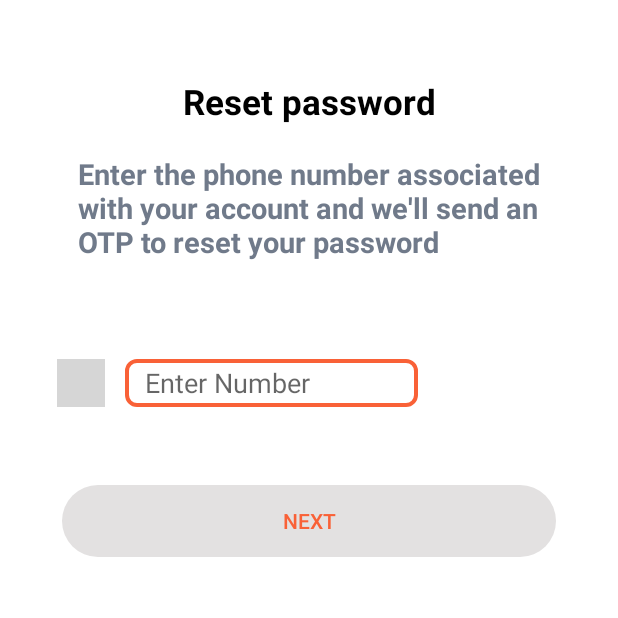
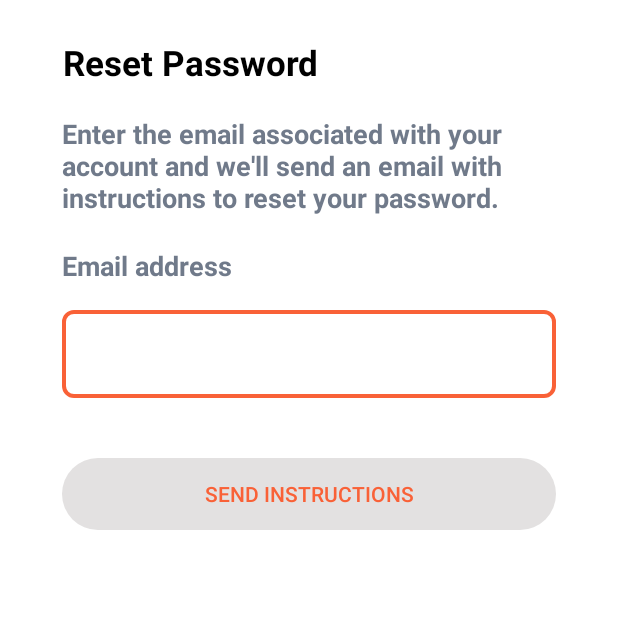
Before and after one commit to shero333/Locator360Uprock, an Android app: the EnterPasswordSignInActivity screen opened directly, with no data from a screen before it, after a tap on "Forget Password?", on a phone screen of 412 x 824 dp, the top half of it. Run offline under Robolectric (Android 15) with nearby library versions, the phone set to English and light mode, and no system bars; our stand-ins replace Firebase (no records; nobody signed in at launch, a user with empty details on screens opened directly), sdp/ssp sizes; plain views replace CountryCodePicker; grey boxes are pictures that could not be loaded.

Commit message:
working on email password reset module

```diff
--- a/app/src/main/java/com/hammad/findmyfamily/HomeScreen/FragmentLocation/LocationFragment.java
+++ b/app/src/main/java/com/hammad/findmyfamily/HomeScreen/FragmentLocation/LocationFragment.java
@@ -378,6 +378,7 @@ public class LocationFragment extends Fragment implements OnMapReadyCallback, Ci
     }
 
     private void toolbarSettings() {
+
         Toast.makeText(requireContext(), "Settings", Toast.LENGTH_SHORT).show();
     }
 
--- /dev/null
+++ b/app/src/main/java/com/hammad/findmyfamily/ResetPasswordEmailActivity.java
@@ -0,0 +1,122 @@
+package com.hammad.findmyfamily;
+
+import android.content.Intent;
+import android.os.Bundle;
+import android.text.Editable;
+import android.text.TextWatcher;
+import android.util.Log;
+import android.view.View;
+import android.widget.Toast;
+
+import androidx.annotation.NonNull;
+import androidx.appcompat.app.AppCompatActivity;
+
+import com.google.android.gms.tasks.OnFailureListener;
+import com.google.android.gms.tasks.OnSuccessListener;
+import com.google.firebase.auth.FirebaseAuth;
+import com.google.firebase.firestore.DocumentSnapshot;
+import com.google.firebase.firestore.FirebaseFirestore;
+import com.hammad.findmyfamily.Util.Commons;
+import com.hammad.findmyfamily.Util.Constants;
+import com.hammad.findmyfamily.databinding.ActivityResetPasswordEmailBinding;
+
+public class ResetPasswordEmailActivity extends AppCompatActivity {
+
+    private static final String TAG = "RESET_PASS_EMAIL";
+    private ActivityResetPasswordEmailBinding binding;
+
+    private String enteredEmail;
+
+    @Override
+    protected void onCreate(Bundle savedInstanceState) {
+        super.onCreate(savedInstanceState);
+
+        //initializing binding
+        binding = ActivityResetPasswordEmailBinding.inflate(getLayoutInflater());
+        View view = binding.getRoot();
+        setContentView(view);
+
+        //text watcher
+        binding.edtEmail.addTextChangedListener(emailTextWatcher);
+
+        //button click listener
+        binding.btnSendInstruction.setOnClickListener(v -> buttonClickListener());
+
+    }
+
+    private final TextWatcher emailTextWatcher = new TextWatcher() {
+
+        @Override
+        public void beforeTextChanged(CharSequence charSequence, int i, int i1, int i2) {}
+
+        @Override
+        public void onTextChanged(CharSequence charSequence, int i, int i1, int i2) {
+
+            enteredEmail = charSequence.toString();
+
+            //setting the helper text value to empty
+            binding.layoutEmail.setHelperText(" ");
+
+            //validating the email
+            if (Commons.validateEmailAddress(enteredEmail)) {
+
+                //enabling the button
+                binding.btnSendInstruction.setEnabled(true);
+                binding.btnSendInstruction.setBackgroundResource(R.drawable.orange_rounded_button);
+                binding.btnSendInstruction.setTextColor(getColor(R.color.white));
+            }
+            else {
+
+                //disable the button
+                binding.btnSendInstruction.setEnabled(false);
+                binding.btnSendInstruction.setBackgroundResource(R.drawable.disabled_round_button);
+                binding.btnSendInstruction.setTextColor(getColor(R.color.orange));
+            }
+
+        }
+
+        @Override
+        public void afterTextChanged(Editable editable) {
+        }
+
+    };
+
+    private void buttonClickListener() {
+
+        // checking if the entered email is registered or not
+
+        FirebaseFirestore.getInstance().collection(Constants.USERS_COLLECTION)
+                .document(enteredEmail)
+                .get()
+                .addOnSuccessListener(documentSnapshot -> {
+
+                    if(documentSnapshot.exists()) {
+
+                        //setting the helper text to empty
+                        binding.layoutEmail.setHelperText(" ");
+
+                        //sending the recovery email
+                        FirebaseAuth.getInstance().sendPasswordResetEmail(enteredEmail);
+
+                        //navigating to next activity
+                        startActivity(new Intent(this,CheckEmailActivity.class));
+
+                    }
+                    else if(!documentSnapshot.exists()) {
+
+                        //setting the helper text
+                        binding.layoutEmail.setHelperText("email does not exist");
+
+                        //toast message
+                        Toast.makeText(this, "Error! email does not exist", Toast.LENGTH_LONG).show();
+
+                    }
+
+                })
+                .addOnFailureListener(e -> {
+                    Log.e(TAG, "on failure: " + e.getMessage());
+                    Toast.makeText(this, "Error! Try again.", Toast.LENGTH_LONG).show();
+                });
+
+    }
+}
--- a/app/src/main/java/com/hammad/findmyfamily/SignIn/EnterPasswordSignInActivity.java
+++ b/app/src/main/java/com/hammad/findmyfamily/SignIn/EnterPasswordSignInActivity.java
@@ -11,6 +11,7 @@ import androidx.appcompat.app.AppCompatActivity;
 
 import com.hammad.findmyfamily.HomeScreen.HomeActivity;
 import com.hammad.findmyfamily.R;
+import com.hammad.findmyfamily.ResetPasswordEmailActivity;
 import com.hammad.findmyfamily.SharedPreference.SharedPreference;
 import com.hammad.findmyfamily.Util.Commons;
 import com.hammad.findmyfamily.databinding.ActivityEnterPasswordSignInBinding;
@@ -40,7 +41,7 @@ public class EnterPasswordSignInActivity extends AppCompatActivity {
         binding.btnContPhoneSignIn.setOnClickListener(v -> buttonClickListener());
 
         //forget password
-        binding.txtForgetPassword.setOnClickListener(v -> startActivity(new Intent(this, ResetPasswordActivity.class)));
+        binding.txtForgetPassword.setOnClickListener(v -> startActivity(new Intent(this, ResetPasswordEmailActivity.class)));
 
         //if the first name retrieved against phone number is incorrect, then moves onto the account verification activity
         binding.txtUsername.setOnClickListener(v -> Toast.makeText(this, "Verifying Account Details", Toast.LENGTH_SHORT).show());
@@ -78,7 +79,7 @@ public class EnterPasswordSignInActivity extends AppCompatActivity {
 
     private void buttonClickListener() {
 
-        Commons.signIn(this, encryptedPassword, isSuccessful -> {
+        Commons.signIn(this, /*encryptedPassword*/binding.edtPasswordSignIn.getText().toString(), isSuccessful -> {
 
             if(isSuccessful) {
 
--- a/app/src/main/java/com/hammad/findmyfamily/SignIn/ResetPasswordActivity.java
+++ b/app/src/main/java/com/hammad/findmyfamily/SignIn/ResetPasswordPhoneActivity.java
@@ -21,16 +21,16 @@ import com.hammad.findmyfamily.R;
 import com.hammad.findmyfamily.SharedPreference.SharedPreference;
 import com.hammad.findmyfamily.SignIn.ResetPassword.OTPActivity;
 import com.hammad.findmyfamily.Util.Constants;
-import com.hammad.findmyfamily.databinding.ActivityResetPasswordBinding;
+import com.hammad.findmyfamily.databinding.ActivityResetPasswordPhoneBinding;
 
 import java.util.ArrayList;
 import java.util.List;
 
-public class ResetPasswordActivity extends AppCompatActivity {
+public class ResetPasswordPhoneActivity extends AppCompatActivity {
 
     private static final String TAG = "ACT_RESET_PASS";
 
-    ActivityResetPasswordBinding binding;
+    ActivityResetPasswordPhoneBinding binding;
 
     private String countryCode;
 
@@ -47,7 +47,7 @@ public class ResetPasswordActivity extends AppCompatActivity {
         super.onCreate(savedInstanceState);
 
         //initializing view binding
-        binding = ActivityResetPasswordBinding.inflate(getLayoutInflater());
+        binding = ActivityResetPasswordPhoneBinding.inflate(getLayoutInflater());
         View view = binding.getRoot();
         setContentView(view);
 
--- a/app/src/main/java/com/hammad/findmyfamily/SignUp/PhoneNoSignUpActivity.java
+++ b/app/src/main/java/com/hammad/findmyfamily/SignUp/PhoneNoSignUpActivity.java
@@ -71,7 +71,7 @@ public class PhoneNoSignUpActivity extends AppCompatActivity {
         binding.countryCodePicker.setOnCountryChangeListener(() -> countryCode = binding.countryCodePicker.getSelectedCountryCode());
     }
 
-    private void setHyperLink(){
+    private void setHyperLink() {
         SpannableString spannableString=new SpannableString(privacyPolicyText);
 
         //color span for hyperlinks
--- /dev/null
+++ b/app/src/main/res/layout/activity_reset_password_email.xml
@@ -0,0 +1,90 @@
+<?xml version="1.0" encoding="utf-8"?>
+<androidx.constraintlayout.widget.ConstraintLayout xmlns:android="http://schemas.android.com/apk/res/android"
+    xmlns:tools="http://schemas.android.com/tools"
+    android:layout_width="match_parent"
+    android:layout_height="match_parent"
+    xmlns:app="http://schemas.android.com/apk/res-auto"
+    tools:context=".ResetPasswordEmailActivity">
+
+    <TextView
+        android:id="@+id/txt_title"
+        android:layout_width="wrap_content"
+        android:layout_height="wrap_content"
+        android:text="@string/reset_password_email"
+        android:textSize="@dimen/_18ssp"
+        android:textAlignment="center"
+        android:textColor="@color/black"
+        android:textStyle="bold"
+        android:layout_marginTop="@dimen/_20sdp"
+        app:layout_constraintTop_toTopOf="parent"
+        app:layout_constraintStart_toStartOf="@id/txt_sub_title"/>
+
+    <TextView
+        android:id="@+id/txt_sub_title"
+        android:layout_width="wrap_content"
+        android:layout_height="wrap_content"
+        android:text="@string/sub_title_pass_email"
+        android:textSize="@dimen/_14ssp"
+        android:textStyle="bold"
+        android:textColor="@color/darkGrey"
+        android:layout_marginTop="@dimen/_15sdp"
+        app:layout_constraintTop_toBottomOf="@id/txt_title"
+        app:layout_constraintStart_toStartOf="@id/txt_email"/>
+
+    <TextView
+        android:id="@+id/txt_email"
+        android:layout_width="wrap_content"
+        android:layout_height="wrap_content"
+        android:text="@string/email_address"
+        android:textColor="@color/darkGrey"
+        android:textStyle="bold"
+        android:textSize="@dimen/_14ssp"
+        android:layout_marginBottom="@dimen/_5sdp"
+        app:layout_constraintBottom_toTopOf="@id/layout_email"
+        app:layout_constraintStart_toStartOf="@id/layout_email"/>
+
+    <com.google.android.material.textfield.TextInputLayout
+        android:id="@+id/layout_email"
+        android:layout_width="0dp"
+        android:layout_height="wrap_content"
+        app:layout_constraintWidth_percent="0.8"
+        app:boxStrokeWidth="0dp"
+        app:boxBackgroundMode="none"
+        app:helperTextTextColor="@android:color/holo_red_light"
+        app:helperText=" "
+        android:layout_marginTop="@dimen/_40sdp"
+        app:layout_constraintTop_toBottomOf="@id/txt_sub_title"
+        app:layout_constraintStart_toStartOf="parent"
+        app:layout_constraintEnd_toEndOf="parent">
+
+        <com.google.android.material.textfield.TextInputEditText
+            android:id="@+id/edt_email"
+            android:layout_width="match_parent"
+            android:layout_height="match_parent"
+            android:paddingStart="@dimen/_15sdp"
+            android:autofillHints="emailAddress"
+            android:cursorVisible="true"
+            android:background="@drawable/password_reset_ph_num_state_list"
+            android:imeOptions="actionDone"
+            android:inputType="textEmailAddress"
+            android:textColor="@color/black"
+            android:textCursorDrawable="@color/black"
+            android:textSize="@dimen/_14ssp" />
+
+    </com.google.android.material.textfield.TextInputLayout>
+
+    <androidx.appcompat.widget.AppCompatButton
+        android:id="@+id/btn_send_instruction"
+        android:layout_width="0dp"
+        android:layout_height="wrap_content"
+        app:layout_constraintWidth_percent="0.8"
+        android:background="@drawable/disabled_round_button"
+        android:enabled="false"
+        android:text="@string/send_instructions"
+        android:textColor="@color/orange"
+        android:layout_marginTop="@dimen/_15sdp"
+        app:layout_constraintTop_toBottomOf="@id/layout_email"
+        app:layout_constraintStart_toStartOf="parent"
+        app:layout_constraintEnd_toEndOf="parent"/>
+
+  </androidx.constraintlayout.widget.ConstraintLayout>
--- a/app/src/main/res/layout/activity_reset_password.xml
+++ b/app/src/main/res/layout/activity_reset_password_phone.xml
@@ -4,7 +4,7 @@
     android:layout_width="match_parent"
     android:layout_height="match_parent"
     xmlns:app="http://schemas.android.com/apk/res-auto"
-    tools:context=".SignIn.ResetPasswordActivity">
+    tools:context=".SignIn.ResetPasswordPhoneActivity">
 
     <TextView
         android:id="@+id/txt_title_reset_pass"
@@ -24,7 +24,7 @@
         android:layout_width="wrap_content"
         android:layout_height="wrap_content"
         android:text="@string/sub_title_reset_password"
-        android:textSize="@dimen/_15sdp"
+        android:textSize="@dimen/_14ssp"
         android:textStyle="bold"
         android:textColor="@color/darkGrey"
         android:layout_marginTop="@dimen/_15sdp"
--- a/app/src/main/res/values/strings.xml
+++ b/app/src/main/res/values/strings.xml
@@ -92,4 +92,13 @@
     <string name="emergency_contact">Emergency Contact</string>
     <string name="invite_first_contact">Invite First Contact</string>
     <string name="email_already_in_use">The email address is already in use by another account.</string>
+    <string name="reset_password_email">Reset Password</string>
+    <string name="email_address">Email address</string>
+    <string name="sub_title_pass_email">Enter the email associated with your\naccount and we\'ll send an email with\ninstructions to reset your password.</string>
+    <string name="send_instructions">Send Instructions</string>
+    <string name="check_your_mail">Check your mail</string>
+    <string name="sub_title_reset_pass_email">We have sent a password recovery\nlink to your email.</string>
+    <string name="open_email_app">Open email app</string>
+    <string name="skip_i_ll_confirm_later">Skip, I\'ll confirm later</string>
+    <string name="txt_footer_">Did not receive email? Check your spam filter,\nor try another email address</string>
 </resources>
```
Also changed, not shown: app/src/main/AndroidManifest.xml (+15 -36 lines), app/src/main/java/com/hammad/findmyfamily/CheckEmailActivity.java (added, +83 -0 lines), app/src/main/java/com/hammad/findmyfamily/SignUp/CreatePasswordActivity.java (+3 -4 lines), app/src/main/res/layout/activity_check_email.xml (added, +93 -0 lines), app/src/main/res/layout/layout_recycler_view_bottom_sheet.xml (+4 -4 lines), app/src/main/res/drawable/icon_reset_email.png (added).
